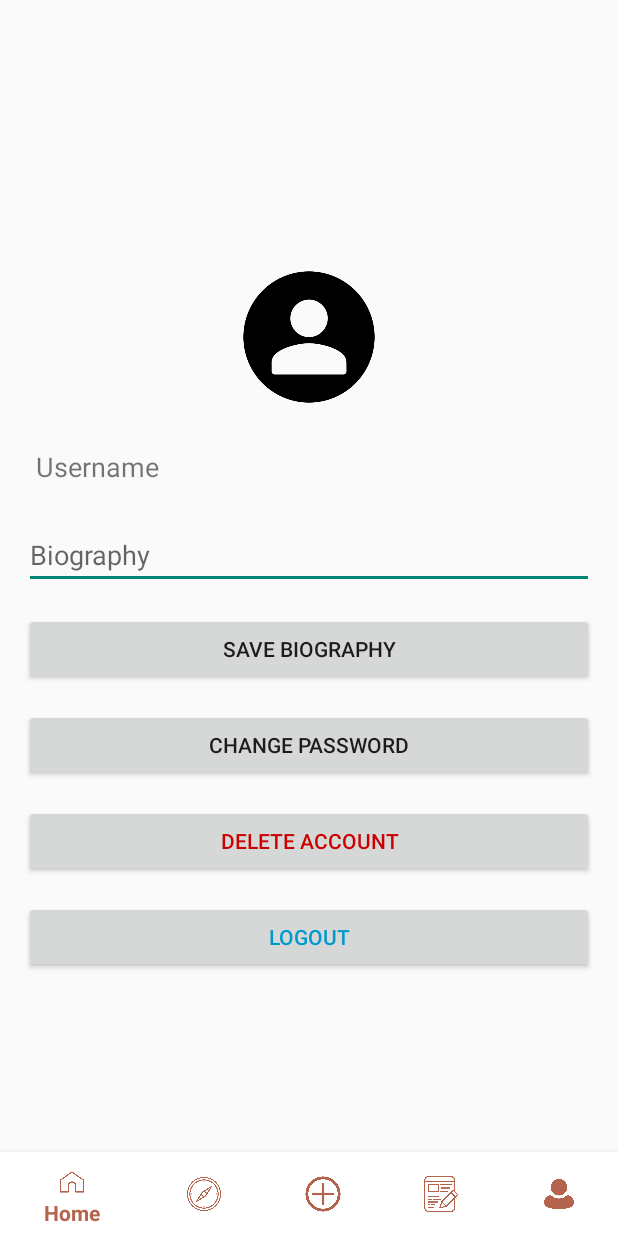
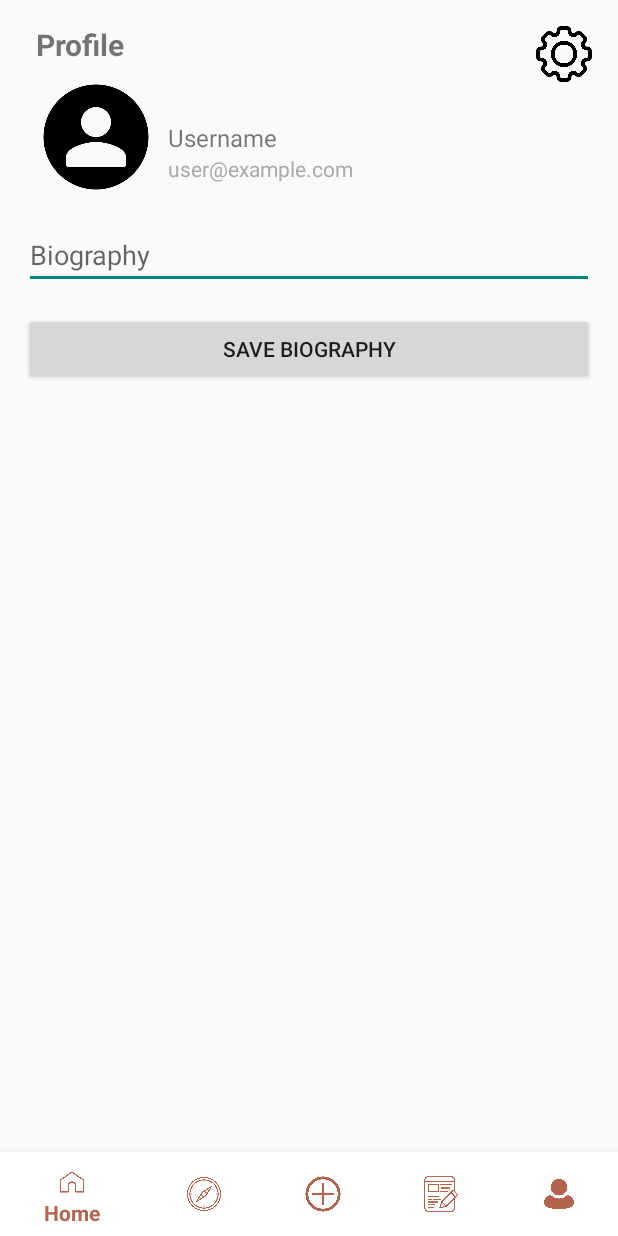
Before and after one commit to Deforkk/SnapStock1, an Android app built with Jetpack Compose: the layout fragment_profile.xml on its own in the app's theme, with its tools: preview values and no code run, on a phone screen of 412 x 824 dp. Run offline under Robolectric (Android 15) with nearby library versions, the phone set to English and light mode, and no system bars.

Commit message:
Change email and settings window

```diff
--- a/app/src/main/java/com/example/snapstock1/MainActivity.kt
+++ b/app/src/main/java/com/example/snapstock1/MainActivity.kt
@@ -21,6 +21,7 @@ class MainActivity : AppCompatActivity() {
             .findFragmentById(R.id.nav_host_fragment) as NavHostFragment
         val navController = navHostFragment.navController
         NavigationUI.setupActionBarWithNavController(this, navController)
+        supportActionBar?.hide() // Полностью скрыть ActionBar
     }
 
     override fun onSupportNavigateUp(): Boolean {
--- a/app/src/main/res/layout/fragment_profile.xml
+++ b/app/src/main/res/layout/fragment_profile.xml
@@ -1,79 +1,103 @@
-<androidx.coordinatorlayout.widget.CoordinatorLayout xmlns:android="http://schemas.android.com/apk/res/android"
+<androidx.coordinatorlayout.widget.CoordinatorLayout
+    xmlns:android="http://schemas.android.com/apk/res/android"
     xmlns:app="http://schemas.android.com/apk/res-auto"
     android:layout_width="match_parent"
     android:layout_height="match_parent">
 
-    <!-- Содержимое профиля -->
-    <LinearLayout
+    <!-- Кнопка настроек в верхнем правом углу -->
+    <ImageView
+        android:id="@+id/icSettings"
+        android:layout_width="40dp"
+        android:layout_height="40dp"
+        android:layout_gravity="top|end"
+        android:layout_margin="16dp"
+        android:src="@drawable/ic_settings"
+        android:contentDescription="Settings"
+        android:clickable="true"
+        android:focusable="true" />
+
+    <!-- Основной макет для профиля -->
+    <androidx.constraintlayout.widget.ConstraintLayout
         android:layout_width="match_parent"
         android:layout_height="match_parent"
-        android:gravity="center_vertical|center_horizontal"
-        android:orientation="vertical"
         android:padding="16dp">
+
+        <!-- Надпись Profile -->
+        <TextView
+            android:id="@+id/tvProfileLabel"
+            android:layout_width="wrap_content"
+            android:layout_height="wrap_content"
+            android:text="Profile"
+            android:textSize="20sp"
+            android:textStyle="bold"
+            android:layout_marginStart="8dp"
+            android:layout_marginBottom="8dp"
+            app:layout_constraintTop_toTopOf="parent"
+            app:layout_constraintStart_toStartOf="parent"
+            app:layout_constraintBottom_toTopOf="@id/profileImageView" />
 
         <!-- Аватарка -->
         <ImageView
             android:id="@+id/profileImageView"
-            android:layout_width="100dp"
-            android:layout_height="100dp"
-            android:layout_gravity="center"
-            android:layout_marginBottom="16dp"
+            android:layout_width="80dp"
+            android:layout_height="80dp"
+            android:layout_margin="8dp"
+            android:src="@drawable/ic_default_avatar"
             android:contentDescription="User Avatar"
-            android:src="@drawable/ic_default_avatar" />
+            app:layout_constraintTop_toBottomOf="@id/tvProfileLabel"
+            app:layout_constraintStart_toStartOf="parent" />
 
-        <!-- Имя -->
+        <!-- Имя пользователя -->
         <TextView
             android:id="@+id/usernameTextView"
-            android:layout_width="match_parent"
+            android:layout_width="0dp"
             android:layout_height="wrap_content"
-            android:layout_gravity="center"
-            android:layout_marginBottom="16dp"
-            android:padding="8dp"
             android:text="Username"
-            android:textSize="18sp" />
+            android:textSize="16sp"
+            android:layout_marginStart="8dp"
+            app:layout_constraintTop_toTopOf="@id/profileImageView"
+            app:layout_constraintBottom_toBottomOf="@id/profileImageView"
+            app:layout_constraintStart_toEndOf="@id/profileImageView"
+            app:layout_constraintEnd_toEndOf="parent" />
 
-        <!-- Биография, описание -->
+        <!-- Почта пользователя -->
+        <TextView
+            android:id="@+id/userEmailTextView"
+            android:layout_width="0dp"
+            android:layout_height="wrap_content"
+            android:text="user@example.com"
+            android:textSize="14sp"
+            android:textColor="@android:color/darker_gray"
+            android:layout_marginStart="8dp"
+            app:layout_constraintTop_toBottomOf="@id/usernameTextView"
+            app:layout_constraintStart_toEndOf="@id/profileImageView"
+            app:layout_constraintEnd_toEndOf="parent" />
+
+        <!-- Биография -->
         <EditText
             android:id="@+id/etBiography"
-            android:layout_width="match_parent"
+            android:layout_width="0dp"
             android:layout_height="wrap_content"
-            android:layout_marginBottom="16dp"
             android:hint="Biography"
-            android:inputType="textMultiLine" />
+            android:inputType="textMultiLine"
+            android:layout_marginTop="16dp"
+            app:layout_constraintTop_toBottomOf="@id/profileImageView"
+            app:layout_constraintStart_toStartOf="parent"
+            app:layout_constraintEnd_toEndOf="parent" />
 
-        <!-- Кнопка сохранения биографии -->
+        <!-- Кнопка для сохранения биографии -->
         <Button
             android:id="@+id/btnSaveBiography"
-            android:layout_width="match_parent"
+            android:layout_width="0dp"
             android:layout_height="wrap_content"
-            android:layout_marginBottom="16dp"
-            android:text="Save Biography" />
+            android:text="Save Biography"
+            android:layout_marginTop="16dp"
+            app:layout_constraintTop_toBottomOf="@id/etBiography"
+            app:layout_constraintStart_toStartOf="parent"
+            app:layout_constraintEnd_toEndOf="parent" />
 
-        <!-- смена пароля -->
-        <Button
-            android:id="@+id/btnChangePassword"
-            android:layout_width="match_parent"
-            android:layout_height="wrap_content"
-            android:layout_marginBottom="16dp"
-            android:text="Change Password" />
+    </androidx.constraintlayout.widget.ConstraintLayout>
 
-        <!-- удаление аккаунта -->
-        <Button
-            android:id="@+id/btnDeleteAccount"
-            android:layout_width="match_parent"
-            android:layout_height="wrap_content"
-            android:layout_marginBottom="16dp"
-            android:text="Delete Account"
-            android:textColor="@android:color/holo_red_dark" />
-
-        <!-- логаут -->
-        <Button
-            android:id="@+id/btnLogout"
-            android:layout_width="match_parent"
-            android:layout_height="wrap_content"
-            android:text="Logout"
-            android:textColor="@android:color/holo_blue_dark" />
-    </LinearLayout>
     <!-- Нижняя навигация -->
     <com.google.android.material.bottomnavigation.BottomNavigationView
         android:id="@+id/bottomNavigation"
@@ -83,5 +107,5 @@
         app:menu="@menu/bottom_nav_menu"
         app:backgroundTint="@color/white"
         app:itemIconTint="@color/selector_bottom_nav"
-        app:itemTextColor="@color/selector_bottom_nav"/>
+        app:itemTextColor="@color/selector_bottom_nav" />
 </androidx.coordinatorlayout.widget.CoordinatorLayout>
```
Also changed, not shown: app/src/main/AndroidManifest.xml (+4 -3 lines), app/src/main/java/com/example/snapstock1/ProfileFragment.kt (+10 -51 lines), app/src/main/java/com/example/snapstock1/SettingsFragment.kt (added, +166 -0 lines), app/src/main/res/layout/dialog_change_email.xml (added, +16 -0 lines), app/src/main/res/layout/fragment_settings.xml (added, +49 -0 lines), app/src/main/res/navigation/nav_graph.xml (+13 -2 lines), app/src/main/res/drawable/ic_settings.png (added).
